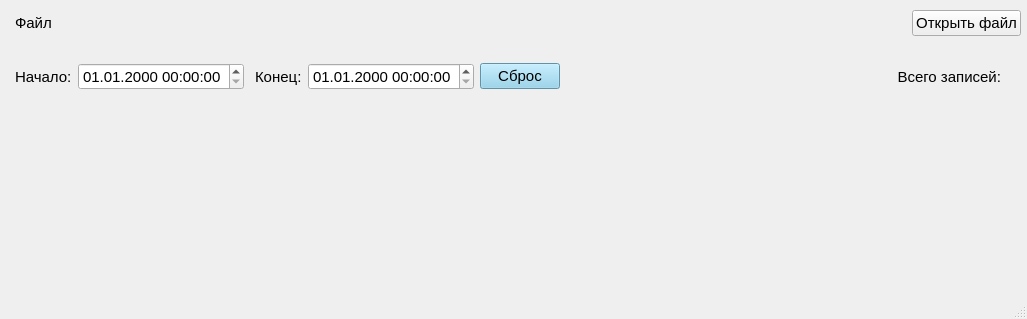
The window that example1/mainwindow.ui (Annchrn/example1) describes before a commit, drawn with Qt 5.
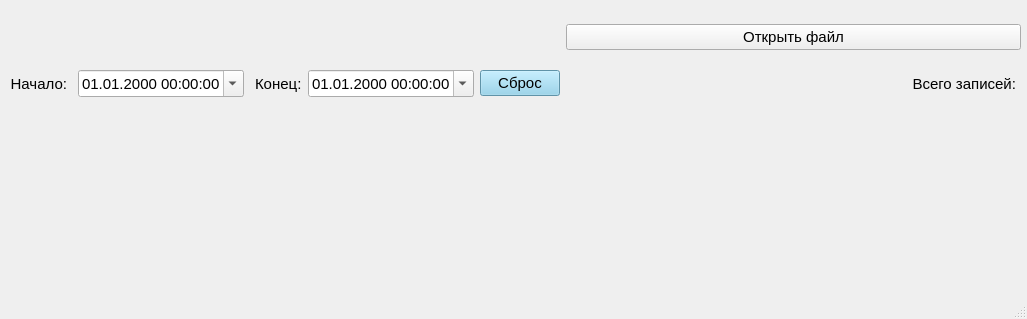
The same window after the commit. Icons and pictures are not drawn.

Diff of the .ui file:
```diff
--- a/example1/mainwindow.ui
+++ b/example1/mainwindow.ui
@@ -41,12 +41,35 @@
      </rect>
     </property>
     <layout class="QGridLayout" name="gridLayout">
-     <item row="0" column="0">
-      <layout class="QHBoxLayout" name="horizontalLayout">
-       <item>
+     <item row="1" column="2">
+      <widget class="QDateTimeEdit" name="dateTimeEdit">
+       <property name="sizePolicy">
+        <sizepolicy hsizetype="Minimum" vsizetype="Fixed">
+         <horstretch>0</horstretch>
+         <verstretch>0</verstretch>
+        </sizepolicy>
+       </property>
+       <property name="wrapping">
+        <bool>false</bool>
+       </property>
+       <property name="frame">
+        <bool>true</bool>
+       </property>
+       <property name="displayFormat">
+        <string>dd.MM.yyyy HH:mm:ss</string>
+       </property>
+       <property name="calendarPopup">
+        <bool>true</bool>
+       </property>
+       <property name="currentSectionIndex">
+        <number>0</number>
+       </property>
+      </widget>
+     </item>
+     <item row="0" column="1">
         <widget class="QLabel" name="label">
          <property name="sizePolicy">
-          <sizepolicy hsizetype="MinimumExpanding" vsizetype="Preferred">
+        <sizepolicy hsizetype="Maximum" vsizetype="Preferred">
            <horstretch>0</horstretch>
            <verstretch>0</verstretch>
           </sizepolicy>
@@ -57,14 +80,14 @@
           </font>
          </property>
          <property name="text">
-          <string>Файл</string>
+        <string/>
          </property>
          <property name="indent">
           <number>5</number>
          </property>
         </widget>
        </item>
-       <item>
+     <item row="0" column="6">
         <widget class="QPushButton" name="pushButton">
          <property name="sizePolicy">
           <sizepolicy hsizetype="Minimum" vsizetype="Fixed">
@@ -87,54 +110,13 @@
          </property>
         </widget>
        </item>
-      </layout>
-     </item>
-     <item row="1" column="0">
-      <layout class="QHBoxLayout" name="horizontalLayout_2">
-       <item>
-        <widget class="QLabel" name="label_2">
-         <property name="sizePolicy">
-          <sizepolicy hsizetype="Minimum" vsizetype="Preferred">
-           <horstretch>0</horstretch>
-           <verstretch>0</verstretch>
-          </sizepolicy>
-         </property>
-         <property name="font">
-          <font>
-           <pointsize>11</pointsize>
-          </font>
-         </property>
-         <property name="text">
-          <string>Начало:</string>
-         </property>
-         <property name="alignment">
-          <set>Qt::AlignLeading|Qt::AlignLeft|Qt::AlignVCenter</set>
-         </property>
-         <property name="indent">
-          <number>5</number>
-         </property>
-        </widget>
-       </item>
-       <item>
-        <widget class="QDateTimeEdit" name="dateTimeEdit">
-         <property name="sizePolicy">
-          <sizepolicy hsizetype="Minimum" vsizetype="Fixed">
-           <horstretch>0</horstretch>
-           <verstretch>0</verstretch>
-          </sizepolicy>
-         </property>
-         <property name="displayFormat">
-          <string>dd.MM.yyyy HH:mm:ss</string>
-         </property>
-        </widget>
-       </item>
-       <item>
+     <item row="1" column="3">
         <widget class="QLabel" name="label_4">
          <property name="enabled">
           <bool>true</bool>
          </property>
          <property name="sizePolicy">
-          <sizepolicy hsizetype="Minimum" vsizetype="Preferred">
+        <sizepolicy hsizetype="Maximum" vsizetype="Preferred">
            <horstretch>0</horstretch>
            <verstretch>0</verstretch>
           </sizepolicy>
@@ -159,14 +141,41 @@
          </property>
         </widget>
        </item>
-       <item>
+     <item row="1" column="4">
         <widget class="QDateTimeEdit" name="dateTimeEdit_2">
          <property name="displayFormat">
           <string>dd.MM.yyyy HH:mm:ss</string>
          </property>
-        </widget>
-       </item>
-       <item>
+       <property name="calendarPopup">
+        <bool>true</bool>
+       </property>
+      </widget>
+     </item>
+     <item row="1" column="6">
+      <widget class="QLabel" name="label_3">
+       <property name="sizePolicy">
+        <sizepolicy hsizetype="MinimumExpanding" vsizetype="Preferred">
+         <horstretch>0</horstretch>
+         <verstretch>0</verstretch>
+        </sizepolicy>
+       </property>
+       <property name="font">
+        <font>
+         <pointsize>11</pointsize>
+        </font>
+       </property>
+       <property name="text">
+        <string>Всего записей:</string>
+       </property>
+       <property name="alignment">
+        <set>Qt::AlignRight|Qt::AlignTrailing|Qt::AlignVCenter</set>
+       </property>
+       <property name="indent">
+        <number>5</number>
+       </property>
+      </widget>
+     </item>
+     <item row="1" column="5">
         <widget class="QPushButton" name="pushButton_2">
          <property name="sizePolicy">
           <sizepolicy hsizetype="Minimum" vsizetype="Fixed">
@@ -182,10 +191,10 @@
          </property>
         </widget>
        </item>
-       <item>
-        <widget class="QLabel" name="label_3">
+     <item row="1" column="1">
+      <widget class="QLabel" name="label_2">
          <property name="sizePolicy">
-          <sizepolicy hsizetype="MinimumExpanding" vsizetype="Preferred">
+        <sizepolicy hsizetype="Maximum" vsizetype="Preferred">
            <horstretch>0</horstretch>
            <verstretch>0</verstretch>
           </sizepolicy>
@@ -196,7 +205,7 @@
           </font>
          </property>
          <property name="text">
-          <string>Всего записей:</string>
+        <string>Начало:</string>
          </property>
          <property name="alignment">
           <set>Qt::AlignRight|Qt::AlignTrailing|Qt::AlignVCenter</set>
@@ -205,15 +214,6 @@
           <number>5</number>
          </property>
         </widget>
-       </item>
-       <item>
-        <widget class="QLabel" name="label_5">
-         <property name="text">
-          <string/>
-         </property>
-        </widget>
-       </item>
-      </layout>
      </item>
     </layout>
    </widget>
```
Lines whose indentation alone changed are shown as unchanged.
